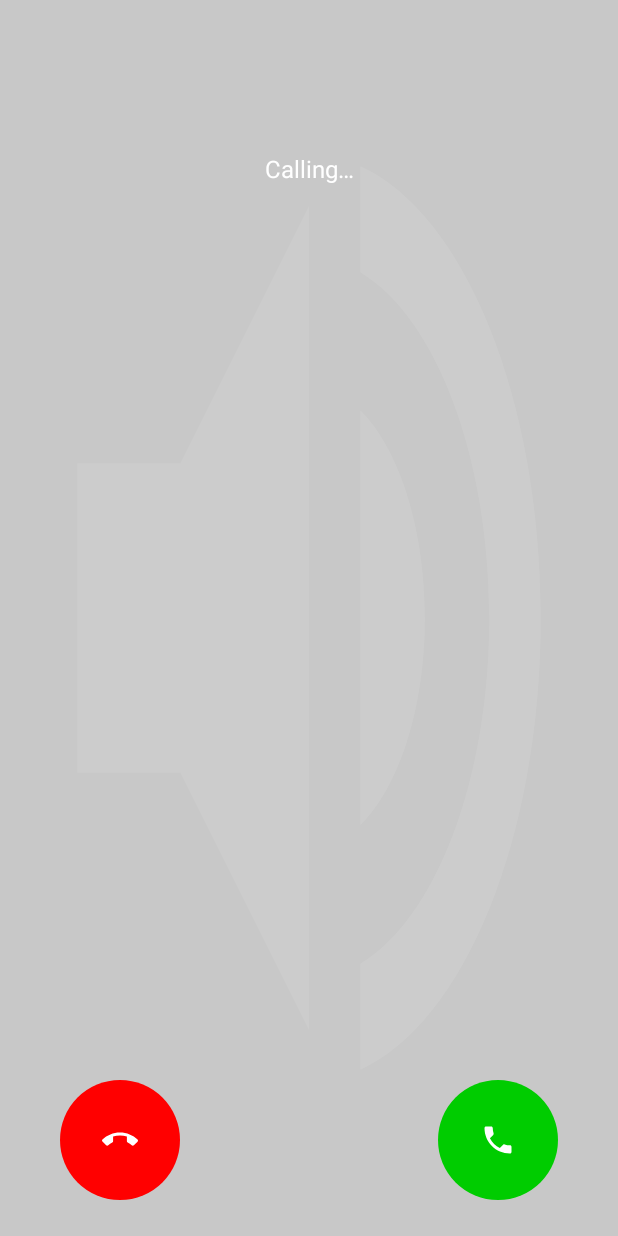
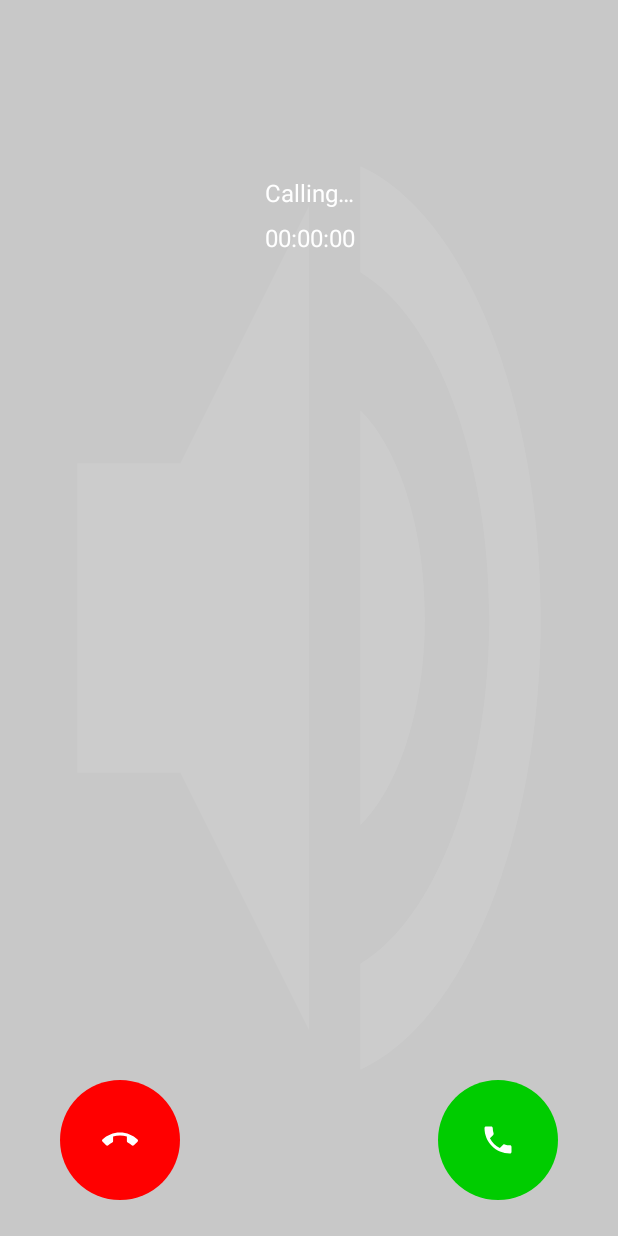
Before and after one commit to amroshehk/BusinessApp, an Android app: the layout incomming_call_dialog_layout.xml on its own in the app's theme, with its tools: preview values and no code run, on a phone screen of 412 x 824 dp. Run offline under Robolectric (Android 15) with nearby library versions, the phone set to English and light mode, and no system bars.

```diff
--- a/app/src/main/java/com/digits/business/activities/LoginActivity.java
+++ b/app/src/main/java/com/digits/business/activities/LoginActivity.java
@@ -31,6 +31,7 @@ import com.digits.business.R;
 import com.digits.business.classes.PreferenceHelper;
 import com.digits.business.classes.StaticMethod;
 import com.digits.business.entities.Register;
+import com.digits.business.twilio.VoiceActivity;
 import com.digits.business.twilio_old.VoiceActivityOld;
 import com.google.android.gms.ads.AdListener;
 import com.google.android.gms.ads.AdRequest;
@@ -253,7 +254,7 @@ public class LoginActivity extends AppCompatActivity {
 
                         Toast.makeText(getApplicationContext(), "User logged in successfully", Toast.LENGTH_SHORT).show();
 
-                        Intent intent = new Intent(LoginActivity.this, VoiceActivityOld.class);
+                        Intent intent = new Intent(LoginActivity.this, VoiceActivity.class);
                         intent.putExtra(TAG_EMAIL, email);
                         intent.setFlags(Intent.FLAG_ACTIVITY_NEW_TASK | Intent.FLAG_ACTIVITY_CLEAR_TASK);
                         startActivity(intent);
--- a/app/src/main/java/com/digits/business/phoneauth/CountryData.java
+++ b/app/src/main/java/com/digits/business/phoneauth/CountryData.java
@@ -1,7 +1,7 @@
 package com.digits.business.phoneauth;
 
 class CountryData {
-    static final String[] countryNames = {"Australia", "Canada", "India", "Spain", "UK", "USA"};
+    static final String[] countryNames = {"Australia", "Canada", "India", "Spain", "UK", "USA", "Turkey", "Syria"};
 
-    static final String[] countryAreaCodes = {"+61", "+1", "+91", "+34", "+44", "+1"};
+    static final String[] countryAreaCodes = {"+61", "+1", "+91", "+34", "+44", "+1", "+90", "+963"};
 }
--- a/app/src/main/res/layout/fragment_dialpad_animation.xml
+++ b/app/src/main/res/layout/fragment_dialpad_animation.xml
@@ -31,14 +31,16 @@
 
             <EditText
                 android:id="@+id/number"
-               android:background="@drawable/customborder2"
                 android:layout_width="0dp"
                 android:layout_height="match_parent"
                 android:layout_weight="0.85"
+                android:background="@drawable/customborder2"
+                android:enabled="false"
+                android:focusable="false"
+                android:freezesText="true"
                 android:gravity="center"
                 android:inputType="phone"
                 android:soundEffectsEnabled="true"
-                android:text="0945674721"
                 android:textSize="22sp"
                 android:textStyle="bold" />
 
--- a/app/src/main/res/layout/incomming_call_dialog_layout.xml
+++ b/app/src/main/res/layout/incomming_call_dialog_layout.xml
@@ -34,15 +34,14 @@
         android:id="@+id/textStatus"
         android:layout_width="wrap_content"
         android:layout_height="wrap_content"
-        android:layout_marginTop="8dp"
+        android:layout_marginTop="24dp"
         android:gravity="center_horizontal"
         android:textColor="@android:color/white"
         android:textSize="16sp"
-        app:layout_constraintEnd_toEndOf="parent"
-        app:layout_constraintStart_toStartOf="parent"
+        app:layout_constraintEnd_toEndOf="@+id/textDisplayName"
+        app:layout_constraintStart_toStartOf="@+id/textDisplayName"
         app:layout_constraintTop_toBottomOf="@+id/textDisplayName"
-        tools:text="Calling…"
-        />
+        tools:text="Calling…" />
 
     <TextView
         android:id="@+id/textDuration"
@@ -53,46 +52,40 @@
         android:text="00:00:00"
         android:textColor="@android:color/white"
         android:textSize="16sp"
-        app:layout_constraintEnd_toEndOf="parent"
-        app:layout_constraintStart_toStartOf="parent"
-        app:layout_constraintTop_toBottomOf="@+id/textStatus"
-        android:visibility="gone"
-        />
+        app:layout_constraintEnd_toEndOf="@+id/textStatus"
+        app:layout_constraintStart_toStartOf="@+id/textStatus"
+        app:layout_constraintTop_toBottomOf="@+id/textStatus" />
 
     <ImageView
         android:id="@+id/buttonHangup"
         android:layout_width="80dp"
         android:layout_height="80dp"
+        android:layout_marginStart="40dp"
         android:layout_marginBottom="24dp"
-        android:layout_marginStart="40dp"
         android:background="@drawable/end_call_button_selector"
         android:clickable="true"
         android:focusable="true"
         android:scaleType="center"
-        app:srcCompat="@drawable/ic_call_end_white_24dp"
         app:layout_constraintBottom_toBottomOf="parent"
-        app:layout_constraintEnd_toStartOf="@id/buttonAnswer"
         app:layout_constraintHorizontal_chainStyle="spread_inside"
         app:layout_constraintStart_toStartOf="parent"
         app:layout_goneMarginEnd="40dp"
-        />
+        app:srcCompat="@drawable/ic_call_end_white_24dp" />
 
     <ImageView
         android:id="@+id/buttonAnswer"
         android:layout_width="80dp"
         android:layout_height="80dp"
+        android:layout_marginEnd="40dp"
         android:layout_marginBottom="24dp"
-        android:layout_marginEnd="40dp"
         android:background="@drawable/call_button_selector"
         android:clickable="true"
         android:focusable="true"
         android:scaleType="center"
-        app:srcCompat="@drawable/ic_call_white_24dp"
         android:visibility="gone"
         app:layout_constraintBottom_toBottomOf="parent"
         app:layout_constraintEnd_toEndOf="parent"
-        app:layout_constraintStart_toEndOf="@id/buttonHangup"
-        tools:visibility="visible"
-        />
+        app:srcCompat="@drawable/ic_call_white_24dp"
+        tools:visibility="visible" />
 
 </androidx.constraintlayout.widget.ConstraintLayout>
```
Also changed, not shown: app/src/main/java/com/digits/business/twilio/VoiceActivity.java (+164 -20 lines).
